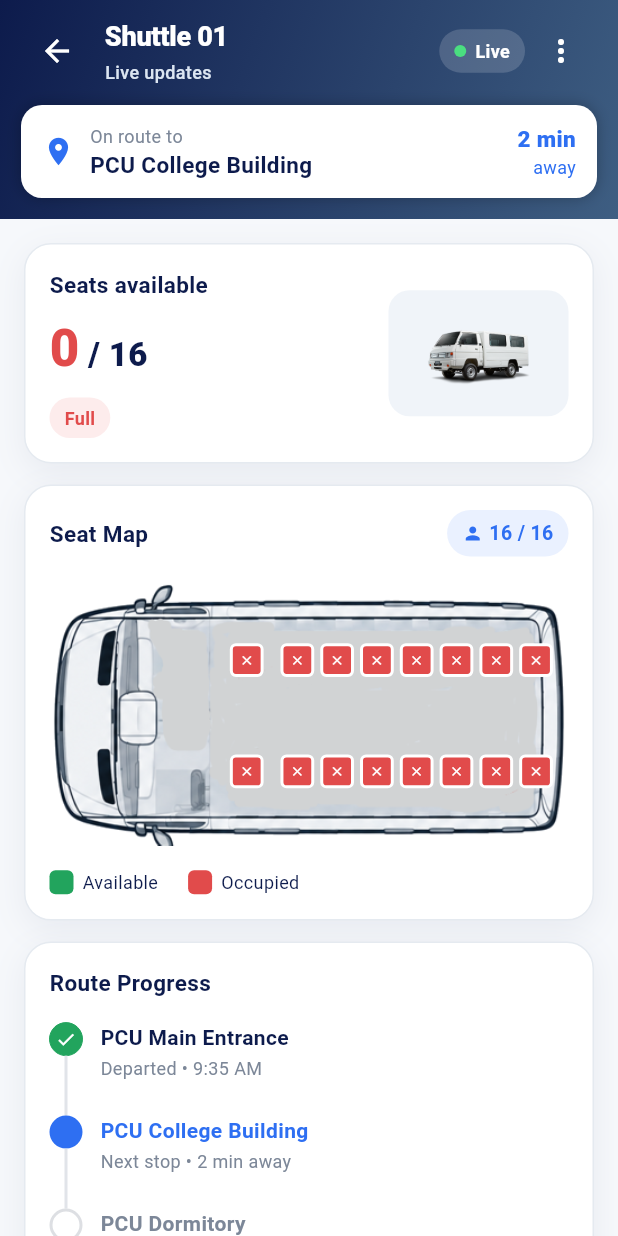
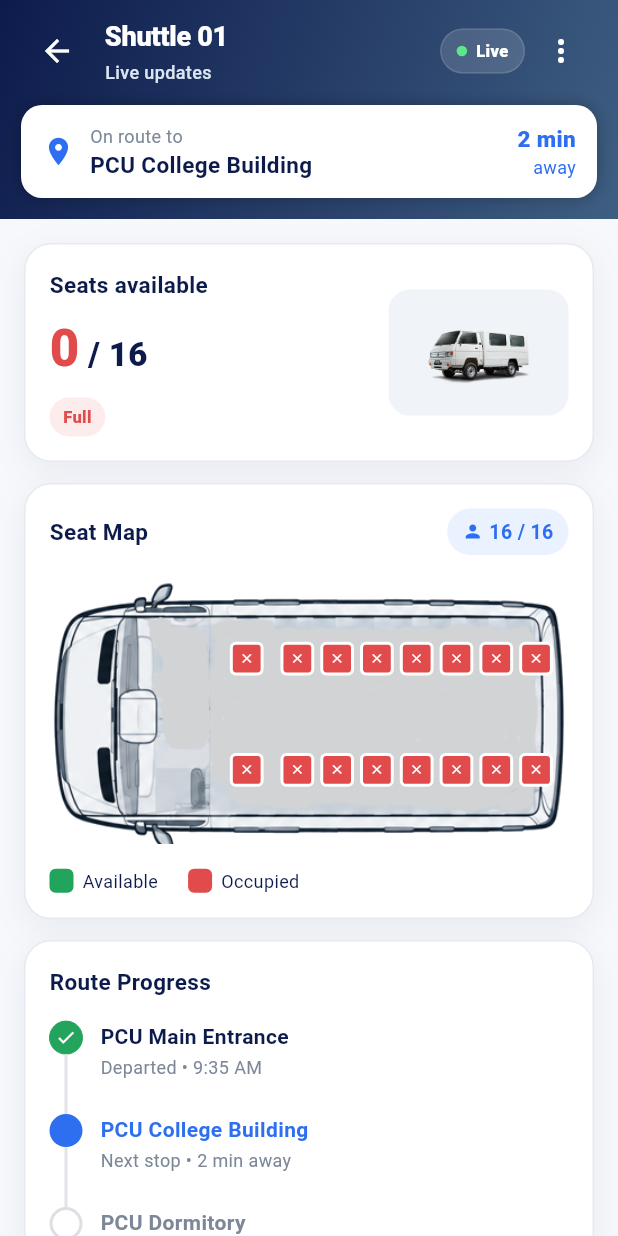
Before and after one commit to mjervalerio-afk/E-Byahe, a Flutter app: the screen it shows after launch, after a tap on "Shuttle 01", on a phone screen of 412 x 824 dp. Run offline on Flutter 3.47's test engine with Material 3 defaults, Android fonts, the phone set to English and light mode, and no system bars; our stand-ins replace connectivity_plus, flutter_map, latlong2, shimmer, video_player.

Commit message:
Polish shuttle cards and occupancy indicators

```diff
--- a/lib/widgets/shuttle_card.dart
+++ b/lib/widgets/shuttle_card.dart
@@ -6,226 +6,123 @@
 class Dot extends StatelessWidget {
   final Color color;
   const Dot({super.key, required this.color});
-
   @override
-  Widget build(BuildContext context) {
-    return Container(
-      width: 8,
-      height: 8,
-      decoration: BoxDecoration(color: color, shape: BoxShape.circle),
-    );
-  }
+  Widget build(BuildContext context) => Container(width: 7, height: 7, decoration: BoxDecoration(color: color, shape: BoxShape.circle));
 }
 
-/// A small rounded badge: "Full · 0/16 seats", "1 active", and so on.
 class StatusPill extends StatelessWidget {
   final Color color;
   final Color background;
   final String text;
   final Widget? leading;
-
-  const StatusPill({
-    super.key,
-    required this.color,
-    required this.background,
-    required this.text,
-    this.leading,
-  });
-
+  const StatusPill({super.key, required this.color, required this.background, required this.text, this.leading});
   @override
   Widget build(BuildContext context) {
     return Container(
-      padding: const EdgeInsets.symmetric(horizontal: 10, vertical: 5),
+      padding: const EdgeInsets.symmetric(horizontal: 9, vertical: 5),
+      decoration: BoxDecoration(color: background, borderRadius: BorderRadius.circular(99)),
+      child: Row(mainAxisSize: MainAxisSize.min, children: [
+        if (leading != null) ...[leading!, const SizedBox(width: 6)],
+        Flexible(child: Text(text, maxLines: 1, overflow: TextOverflow.ellipsis,
+          style: TextStyle(color: color, fontSize: 11, fontWeight: FontWeight.w800))),
+      ]),
+    );
+  }
+}
+
+class LivePill extends StatefulWidget {
+  const LivePill({super.key});
+  @override
+  State<LivePill> createState() => _LivePillState();
+}
+class _LivePillState extends State<LivePill> {
+  @override
+  void initState() { super.initState(); ConnectionStatus.instance.start(); }
+  @override
+  Widget build(BuildContext context) {
+    return ValueListenableBuilder<bool>(
+      valueListenable: ConnectionStatus.instance.isOnline,
+      builder: (context, online, _) => AnimatedContainer(
+        duration: const Duration(milliseconds: 250),
+        padding: const EdgeInsets.symmetric(horizontal: 10, vertical: 6),
         decoration: BoxDecoration(
-        color: background,
-        borderRadius: BorderRadius.circular(20),
+          color: online ? Colors.white.withValues(alpha: 0.14) : const Color(0xFFE14B4B).withValues(alpha: 0.9),
+          borderRadius: BorderRadius.circular(99),
+          border: Border.all(color: Colors.white.withValues(alpha: online ? 0.12 : 0)),
         ),
-      child: Row(
-        mainAxisSize: MainAxisSize.min,
-        children: [
-          if (leading != null) ...[leading!, const SizedBox(width: 6)],
-          Flexible(
-            child: Text(
-              text,
-              maxLines: 1,
-              overflow: TextOverflow.ellipsis,
-              style: TextStyle(color: color, fontSize: 12, fontWeight: FontWeight.w700),
-            ),
-          ),
-        ],
+        child: Row(mainAxisSize: MainAxisSize.min, children: [
+          online ? const Dot(color: Color(0xFF5EE68B)) : const Icon(Icons.wifi_off, size: 13, color: Colors.white),
+          const SizedBox(width: 6),
+          Text(online ? 'Live' : 'No internet', style: const TextStyle(color: Colors.white, fontSize: 11, fontWeight: FontWeight.w800)),
+        ]),
       ),
     );
   }
 }
 
-/// The status badge shown in the headers (a status, not a button).
-/// Green "Live" while the phone is connected; red "No internet" when not.
-class LivePill extends StatefulWidget {
-  const LivePill({super.key});
-
-  @override
-  State<LivePill> createState() => _LivePillState();
-}
-
-class _LivePillState extends State<LivePill> {
-  @override
-  void initState() {
-    super.initState();
-    ConnectionStatus.instance.start(); // safe to call repeatedly
-  }
-
-  @override
-  Widget build(BuildContext context) {
-    return ValueListenableBuilder<bool>(
-      valueListenable: ConnectionStatus.instance.isOnline,
-      builder: (context, online, _) {
-        return AnimatedContainer(
-          duration: const Duration(milliseconds: 250),
-          padding: const EdgeInsets.symmetric(horizontal: 10, vertical: 6),
-          decoration: BoxDecoration(
-            color: online
-                ? Colors.white.withValues(alpha: 0.16)
-                : const Color(0xFFE14B4B).withValues(alpha: 0.9),
-            borderRadius: BorderRadius.circular(20),
-          ),
-          child: Row(
-            mainAxisSize: MainAxisSize.min,
-            children: [
-              if (online)
-                const Dot(color: Color(0xFF4ADE80))
-              else
-                const Icon(Icons.wifi_off, size: 13, color: Colors.white),
-              const SizedBox(width: 6),
-              Text(
-                online ? 'Live' : 'No internet',
-                style: const TextStyle(
-                  color: Colors.white,
-                  fontSize: 12,
-                  fontWeight: FontWeight.w600,
-                ),
-              ),
-            ],
-          ),
-        );
-      },
-    );
-  }
-}
-
-/// One clear status for a shuttle's seats, so the colors mean the same
-/// thing everywhere in the app.
 class SeatStatus {
   final Color color;
   final Color background;
   final String label;
-
   const SeatStatus(this.color, this.background, this.label);
-
   factory SeatStatus.of(Shuttle shuttle) {
-    if (shuttle.seatsAvailable <= 0) {
-      return const SeatStatus(AppColors.red, AppColors.softRed, 'Full');
-    }
-    if (shuttle.isLowSeats) {
-      return const SeatStatus(AppColors.amber, AppColors.softAmber, 'Almost full');
-    }
+    if (shuttle.seatsAvailable <= 0) return const SeatStatus(AppColors.red, AppColors.softRed, 'Full');
+    if (shuttle.isLowSeats) return const SeatStatus(AppColors.amber, AppColors.softAmber, 'Almost full');
     return const SeatStatus(AppColors.green, AppColors.softGreen, 'Seats open');
   }
 }
 
-/// One shuttle: photo, name, a single status pill, route, and ETA.
 class ShuttleCard extends StatelessWidget {
   final Shuttle shuttle;
   final VoidCallback onTap;
-
   const ShuttleCard({super.key, required this.shuttle, required this.onTap});
 
   @override
   Widget build(BuildContext context) {
     final status = SeatStatus.of(shuttle);
-
+    final occupied = shuttle.seatsTotal - shuttle.seatsAvailable;
+    final occupancy = shuttle.seatsTotal == 0 ? 0.0 : occupied / shuttle.seatsTotal;
     return Material(
       color: Colors.white,
-      borderRadius: BorderRadius.circular(16),
+      borderRadius: BorderRadius.circular(18),
       child: InkWell(
         onTap: onTap,
+        borderRadius: BorderRadius.circular(18),
+        child: Container(
+          padding: const EdgeInsets.all(13),
+          decoration: BoxDecoration(borderRadius: BorderRadius.circular(18), border: Border.all(color: AppColors.line)),
+          child: Row(crossAxisAlignment: CrossAxisAlignment.start, children: [
+            Container(
+              width: 60, height: 60, padding: const EdgeInsets.all(6),
+              decoration: BoxDecoration(
+                gradient: const LinearGradient(begin: Alignment.topLeft, end: Alignment.bottomRight, colors: [Color(0xFFF7F9FC), Color(0xFFEAF0F6)]),
                 borderRadius: BorderRadius.circular(16),
-        child: Container(
-          padding: const EdgeInsets.all(12),
-          decoration: BoxDecoration(
-            borderRadius: BorderRadius.circular(16),
-            border: Border.all(color: AppColors.line),
               ),
-          child: Row(
-            children: [
-              Container(
-                width: 56,
-                height: 56,
-                padding: const EdgeInsets.all(4),
-                decoration: BoxDecoration(
-                  color: const Color(0xFFF0F4F9),
-                  borderRadius: BorderRadius.circular(14),
-                ),
-                child: Image.asset(
-                  'assets/images/shuttle_van.png',
-                  fit: BoxFit.contain,
-                ),
+              child: Image.asset('assets/images/shuttle_van.png', fit: BoxFit.contain, filterQuality: FilterQuality.high),
             ),
             const SizedBox(width: 12),
             Expanded(
-                child: Column(
-                  crossAxisAlignment: CrossAxisAlignment.start,
-                  children: [
-                    Text(
-                      shuttle.name,
-                      style: const TextStyle(
-                        fontWeight: FontWeight.w800,
-                        fontSize: 15,
-                        color: AppColors.navy,
+              child: Column(crossAxisAlignment: CrossAxisAlignment.start, children: [
+                Row(children: [
+                  Expanded(child: Text(shuttle.name, style: const TextStyle(fontWeight: FontWeight.w800, fontSize: 15, color: AppColors.navy))),
+                  const SizedBox(width: 6),
+                  Text('${shuttle.etaMinutes} min', style: const TextStyle(color: AppColors.blue, fontWeight: FontWeight.w800, fontSize: 13)),
+                ]),
+                const SizedBox(height: 6),
+                StatusPill(color: status.color, background: status.background, text: '${status.label} • ${shuttle.seatsAvailable}/${shuttle.seatsTotal}'),
+                const SizedBox(height: 8),
+                ClipRRect(
+                  borderRadius: BorderRadius.circular(99),
+                  child: LinearProgressIndicator(minHeight: 5, value: occupancy, backgroundColor: const Color(0xFFE9EDF2), valueColor: AlwaysStoppedAnimation<Color>(status.color)),
                 ),
+                const SizedBox(height: 7),
+                Text(shuttle.routeLabel, maxLines: 1, overflow: TextOverflow.ellipsis,
+                  style: const TextStyle(color: AppColors.muted, fontSize: 11, fontWeight: FontWeight.w500)),
+              ]),
             ),
-                    const SizedBox(height: 5),
-                    StatusPill(
-                      color: status.color,
-                      background: status.background,
-                      text:
-                          '${status.label} · ${shuttle.seatsAvailable}/${shuttle.seatsTotal} seats',
-                    ),
-                    const SizedBox(height: 5),
-                    Text(
-                      shuttle.routeLabel,
-                      maxLines: 1,
-                      overflow: TextOverflow.ellipsis,
-                      style: const TextStyle(color: AppColors.muted, fontSize: 12),
-                    ),
-                  ],
-                ),
-              ),
-              const SizedBox(width: 8),
-              Column(
-                mainAxisSize: MainAxisSize.min,
-                children: [
-                  Text(
-                    '${shuttle.etaMinutes}',
-                    style: const TextStyle(
-                      color: AppColors.blue,
-                      fontWeight: FontWeight.w800,
-                      fontSize: 24,
-                      height: 1.0,
-                    ),
-                  ),
-                  const Text(
-                    'min',
-                    style: TextStyle(
-                      color: AppColors.blue,
-                      fontSize: 12,
-                      fontWeight: FontWeight.w600,
-                    ),
-                  ),
-                ],
-              ),
-              const Icon(Icons.chevron_right, color: Color(0xFFB7BEC9)),
-            ],
-          ),
+            const SizedBox(width: 5),
+            const Padding(padding: EdgeInsets.only(top: 18), child: Icon(Icons.chevron_right_rounded, color: Color(0xFFB7BEC9))),
+          ]),
         ),
       ),
     );
```
Lines whose indentation alone changed are shown as unchanged.
